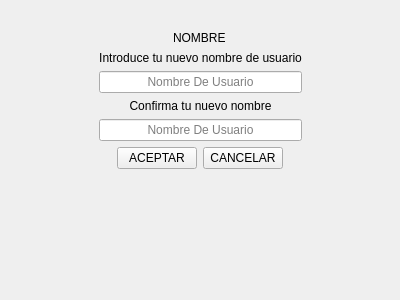
Above: Cambiar_Nombre.ui from Matapuercos666/OPTICA before the change. Below: the same form after it.
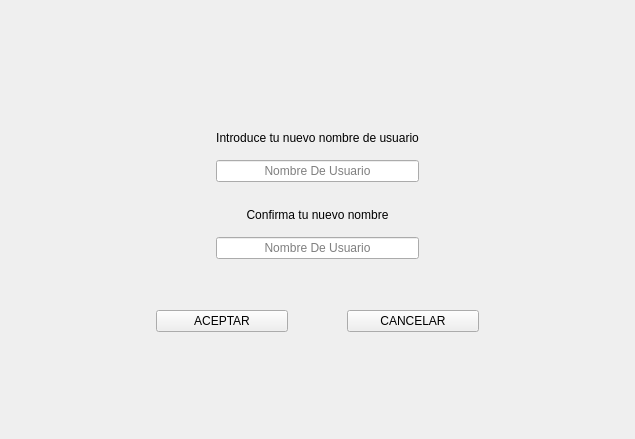
That is the form after the change. Icons and pictures are not drawn.

The edit to the form file:
```diff
--- a/Cambiar_Nombre.ui
+++ b/Cambiar_Nombre.ui
@@ -6,8 +6,8 @@
    <rect>
     <x>0</x>
     <y>0</y>
-    <width>400</width>
-    <height>300</height>
+    <width>635</width>
+    <height>439</height>
    </rect>
   </property>
   <property name="windowTitle">
@@ -16,10 +16,31 @@
   <layout class="QGridLayout" name="gridLayout_6">
    <item row="0" column="0">
     <layout class="QGridLayout" name="gridLayout">
+     <property name="leftMargin">
+      <number>40</number>
+     </property>
+     <property name="topMargin">
+      <number>50</number>
+     </property>
+     <property name="rightMargin">
+      <number>40</number>
+     </property>
+     <property name="bottomMargin">
+      <number>40</number>
+     </property>
      <item row="3" column="0">
       <layout class="QGridLayout" name="gridLayout_7">
        <item row="1" column="1">
         <layout class="QGridLayout" name="gridLayout_3">
+         <property name="topMargin">
+          <number>20</number>
+         </property>
+         <property name="bottomMargin">
+          <number>20</number>
+         </property>
+         <property name="verticalSpacing">
+          <number>15</number>
+         </property>
          <item row="1" column="0">
           <widget class="QLineEdit" name="Nombre2">
            <property name="inputMethodHints">
@@ -47,6 +68,12 @@
        </item>
        <item row="0" column="1">
         <layout class="QGridLayout" name="gridLayout_4">
+         <property name="topMargin">
+          <number>30</number>
+         </property>
+         <property name="verticalSpacing">
+          <number>15</number>
+         </property>
          <item row="2" column="0">
           <widget class="QLabel" name="label_4">
            <property name="text">
@@ -130,14 +157,40 @@
        <item row="1" column="0">
         <widget class="QLabel" name="NombreUsuario">
          <property name="text">
-          <string>NOMBRE</string>
+          <string/>
          </property>
         </widget>
        </item>
       </layout>
      </item>
      <item row="4" column="0">
-      <layout class="QGridLayout" name="gridLayout_2">
+      <layout class="QGridLayout" name="gridLayout_2" columnstretch="4,5,2,5,4">
+       <property name="topMargin">
+        <number>25</number>
+       </property>
+       <item row="0" column="3">
+        <widget class="QPushButton" name="CANCELAR">
+         <property name="text">
+          <string>CANCELAR</string>
+         </property>
+         <property name="autoDefault">
+          <bool>false</bool>
+         </property>
+        </widget>
+       </item>
+       <item row="0" column="0">
+        <spacer name="horizontalSpacer_4">
+         <property name="orientation">
+          <enum>Qt::Orientation::Horizontal</enum>
+         </property>
+         <property name="sizeHint" stdset="0">
+          <size>
+           <width>40</width>
+           <height>20</height>
+          </size>
+         </property>
+        </spacer>
+       </item>
        <item row="0" column="1">
         <widget class="QPushButton" name="ACEPTAR">
          <property name="text">
@@ -148,32 +201,6 @@
          </property>
         </widget>
        </item>
-       <item row="0" column="0">
-        <spacer name="horizontalSpacer_4">
-         <property name="orientation">
-          <enum>Qt::Orientation::Horizontal</enum>
-         </property>
-         <property name="sizeHint" stdset="0">
-          <size>
-           <width>40</width>
-           <height>20</height>
-          </size>
-         </property>
-        </spacer>
-       </item>
-       <item row="0" column="3">
-        <spacer name="horizontalSpacer_3">
-         <property name="orientation">
-          <enum>Qt::Orientation::Horizontal</enum>
-         </property>
-         <property name="sizeHint" stdset="0">
-          <size>
-           <width>40</width>
-           <height>20</height>
-          </size>
-         </property>
-        </spacer>
-       </item>
        <item row="1" column="1">
         <spacer name="verticalSpacer">
          <property name="orientation">
@@ -187,15 +214,31 @@
          </property>
         </spacer>
        </item>
+       <item row="0" column="4">
+        <spacer name="horizontalSpacer_3">
+         <property name="orientation">
+          <enum>Qt::Orientation::Horizontal</enum>
+         </property>
+         <property name="sizeHint" stdset="0">
+          <size>
+           <width>40</width>
+           <height>20</height>
+          </size>
+         </property>
+        </spacer>
+       </item>
        <item row="0" column="2">
-        <widget class="QPushButton" name="CANCELAR">
-         <property name="text">
-          <string>CANCELAR</string>
+        <spacer name="horizontalSpacer_5">
+         <property name="orientation">
+          <enum>Qt::Orientation::Horizontal</enum>
          </property>
-         <property name="autoDefault">
-          <bool>false</bool>
+         <property name="sizeHint" stdset="0">
+          <size>
+           <width>40</width>
+           <height>20</height>
+          </size>
          </property>
-        </widget>
+        </spacer>
        </item>
       </layout>
      </item>
```
Left out of the diff: 6 changed lines with no effect on the pictures.
